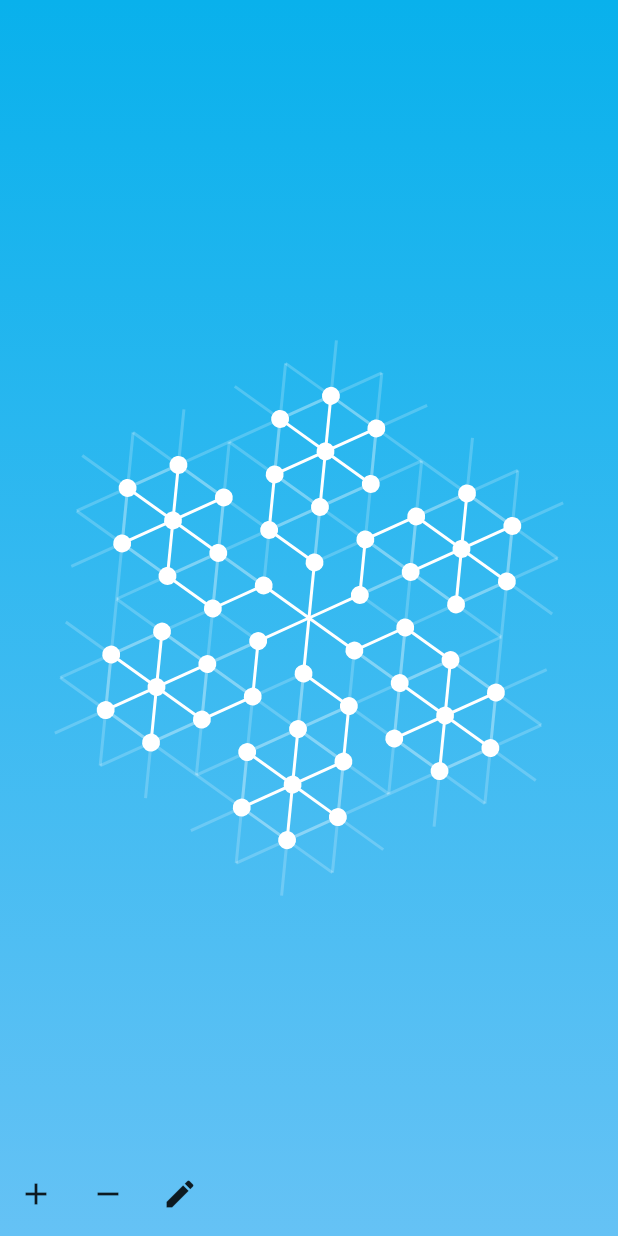
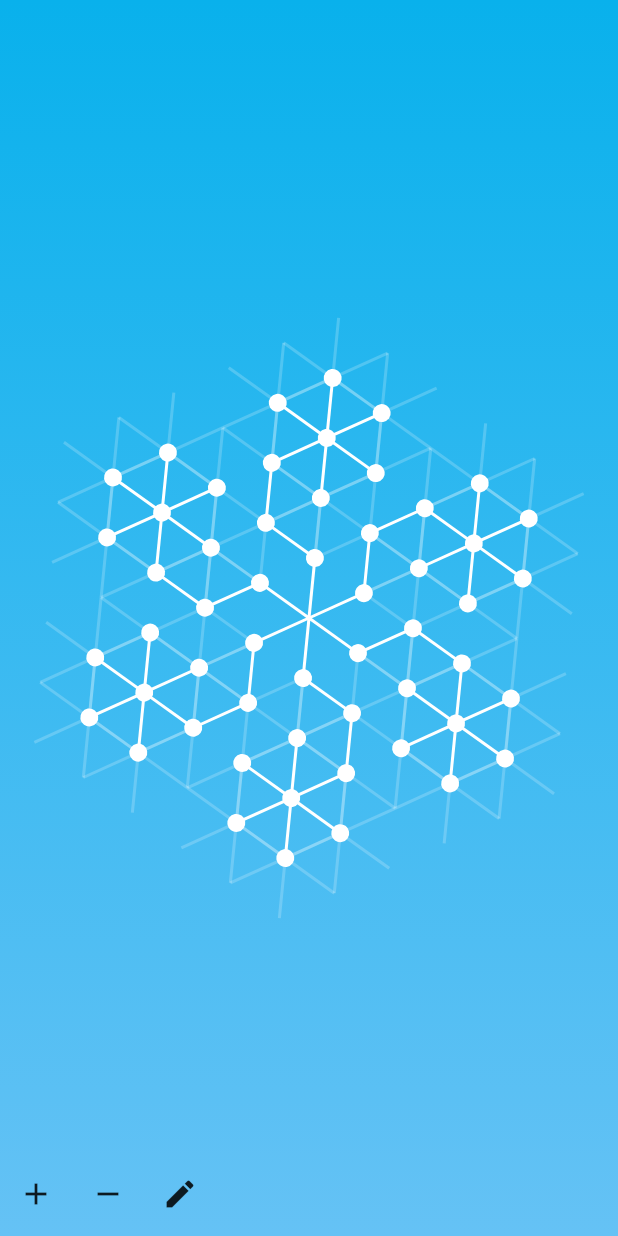
Before and after one commit to EddieShao/snowflake, a Flutter app: the screen it shows after launch, after a tap on the "edit" icon, on a phone screen of 412 x 824 dp. Run offline on Flutter 3.47's test engine with Material 2 defaults, Android fonts, the phone set to English and light mode, and no system bars.

Commit message:
separate rendering and refactor widgets

```diff
--- a/lib/components/bottom_app_bar.dart
+++ b/lib/components/bottom_app_bar.dart
@@ -1,9 +1,10 @@
 import 'package:flutter/material.dart';
 import 'package:snowflake/logic/snowflake.dart';
-import 'package:snowflake/theme.dart' as theme;
 
 class BottomAppBar extends StatelessWidget {
-    const BottomAppBar({super.key});
+    final ValueNotifier<bool> showNextSnowflakeEdges;
+
+    const BottomAppBar(this.showNextSnowflakeEdges, {super.key});
 
     @override
     Widget build(BuildContext context) {
@@ -28,7 +29,7 @@ class BottomAppBar extends StatelessWidget {
                     icon: const Icon(Icons.edit),
                     tooltip: "Show next available arms",
                     onPressed: () {
-                        sf.showNext = !sf.showNext;
+                        showNextSnowflakeEdges.value = !showNextSnowflakeEdges.value;
                     },
                 ),
             ],
--- a/lib/components/snowflake_widget.dart
+++ b/lib/components/snowflake_widget.dart
@@ -3,44 +3,16 @@ import 'dart:math' as math;
 import 'package:snowflake/theme.dart' as theme;
 import 'package:snowflake/logic/snowflake.dart';
 
-class SnowflakeWidget extends StatefulWidget {
-    const SnowflakeWidget({super.key});
+class SnowflakeWidget extends StatelessWidget {
+    final ValueNotifier<bool> showNextSnowflakeEdges;
+    final AnimationController spin;
 
-    @override
-    State<StatefulWidget> createState() => SnowflakeWidgetState();
-}
-
-class SnowflakeWidgetState extends State<SnowflakeWidget> with SingleTickerProviderStateMixin {
-    late final AnimationController spin = AnimationController(vsync: this, duration: const Duration(seconds: 60))..repeat();
-
-    @override
-    void initState() {
-        super.initState();
-        var sf = Snowflake();
-
-        // TODO: replace hard-coded stuff with DB access
-        sf.clear();
-        sf.add(0, 0, 0, 2, 0);
-        sf.add(0, 2, -1, 3, 0);
-        sf.add(-1, 3, -1, 5, 0);
-        sf.add(-1, 5, 0, 6, 0);
-        sf.add(0, 6, 1, 5, 0);
-        sf.add(0, 6, -1, 7, 0);
-        sf.add(0, 6, 1, 7, 0);
-        sf.add(0, 6, 0, 8, 0);
-        sf.add(0, 6, 0, 4, 0);
-        // for (int i = 4; i < 60; i++) {
-        //     sf.add(0, i * 2, 0, (i + 1) * 2, 0);
-        // }
-    }
-
-    @override
-    void dispose() {
-        super.dispose();
-    }
+    const SnowflakeWidget(this.showNextSnowflakeEdges, this.spin, {super.key});
 
     @override
     Widget build(BuildContext context) {
+        final canvasSize = MediaQuery.of(context).size;
+
         return InteractiveViewer(
             maxScale: 2,
             minScale: 1,
@@ -54,12 +26,11 @@ class SnowflakeWidgetState extends State<SnowflakeWidget> with SingleTickerProvi
                 },
                 child: Center(
                     child: Listener(
-                        onPointerUp: ((event) => Snowflake().onTap?.call(event)),
                         child: CustomPaint(
-                            painter: const _SnowflakePainter(),
-                            size: Size.square(MediaQuery.of(context).size.width - 40)
-                        ),
-                    )
+                            painter: _SnowflakePainter(showNextSnowflakeEdges),
+                            size: Size.square(math.min(canvasSize.width, canvasSize.height) - 10),
+                        )
+                    ),
                 ),
             ),
         );
@@ -67,32 +38,27 @@ class SnowflakeWidgetState extends State<SnowflakeWidget> with SingleTickerProvi
 }
 
 class _SnowflakePainter extends CustomPainter {
-    const _SnowflakePainter();
+    final ValueNotifier<bool> showNextSnowflakeEdges;
+
+    _SnowflakePainter(this.showNextSnowflakeEdges);
 
     @override
     void paint(Canvas canvas, Size size) {
-        final render = Snowflake().render(size);
-        canvas.drawSnowflake(render);
-        Snowflake().onTap = (event) {
-            // TODO: implement tapping stuff
-        };
+        canvas.drawSnowflake(Snowflake().renderCurrent(size));
+        if (showNextSnowflakeEdges.value) {
+            canvas.drawNextSnowflakeEdges(Snowflake().renderNext(size));
+        }
     }
 
     @override
-    bool shouldRepaint(covariant CustomPainter oldDelegate) {
-        return false;
-    }
+    bool shouldRepaint(covariant _SnowflakePainter oldDelegate) =>
+        showNextSnowflakeEdges.value != oldDelegate.showNextSnowflakeEdges.value;
 }
 
 extension SnowflakeDrawer on Canvas {
     void drawSnowflake(Render render) {
         Paint edgePaint = Paint()
             ..color = theme.white
-            ..strokeWidth = 2
-            ..style = PaintingStyle.stroke;
-
-        Paint nextEdgePaint = Paint()
-            ..color = theme.white.withOpacity(0.2)
             ..strokeWidth = 2
             ..style = PaintingStyle.stroke;
 
@@ -109,16 +75,23 @@ extension SnowflakeDrawer on Canvas {
             );
         }
 
-        for (final edge in render.nextEdges) {
-            drawLine(
-                Offset(edge.first.x, edge.first.y),
-                Offset(edge.second.x, edge.second.y),
-                nextEdgePaint
-            );
-        }
-
         for (var node in render.nodes) {
             drawCircle(Offset(node.x, node.y), 6, nodePaint);
         }
     }
+
+    void drawNextSnowflakeEdges(Render render) {
+        final paint = Paint()
+            ..color = theme.white.withOpacity(0.2)
+            ..strokeWidth = 2
+            ..style = PaintingStyle.stroke;
+
+        for (final edge in render.edges) {
+            drawLine(
+                Offset(edge.first.x, edge.first.y),
+                Offset(edge.second.x, edge.second.y),
+                paint
+            );
+        }
+    }
 }
--- a/lib/logic/snowflake.dart
+++ b/lib/logic/snowflake.dart
@@ -13,38 +13,17 @@ class Snowflake {
     Snowflake._internal();
 
     final Graph<int> _arm = Graph(0);
-    bool showNext = false;
-
-    void Function(PointerEvent event)? onTap;
 
     /// Return geometry data of the current snowflake. The render fits inside a canvas with the
     /// given [size].
-    ///
-    /// If [showNext] is true, the next available edges of the snowflake will be rendered as well.
-    Render render(Size size) {
-        int depth = showNext ? _arm.depth() + 2 : _arm.depth();
-
-        // edge length s.t. we can fit [depth] of them in a line on the canvas.
-        double edgeLength = size.width / (depth % 2 == 0 ? depth : depth + 1);
-        // 30 degrees
-        double offsetAngle = math.pi / 6;
-
-        // convert graph coordinates to screen coordinates
-        Coordinate toScreen(Point point) {
-            double hypotenuse = (point.y - point.x) / 2 * edgeLength;
-            return Coordinate(
-                hypotenuse * math.cos(offsetAngle),
-                hypotenuse * math.sin(offsetAngle) + point.x * edgeLength
-            );
-        }
-
+    Render renderCurrent(Size size) {
         List<Coordinate> armNodes = []; // nodes for 1 arm of the snowflake
         List<Pair<Coordinate, Coordinate>> armEdges = []; // edges for 1 arm of the snowflake
 
         // create blueprint for 1 arm of the snowflake
         _arm.state().forEach((node, connections) {
             // render this node; don't render the root
-            Coordinate from = toScreen(node.point);
+            Coordinate from = _toScreen(node.point, size.width);
             if (node.point.x != 0 || node.point.y != 0) {
                 armNodes.add(from);
             }
@@ -56,13 +35,13 @@ class Snowflake {
 
             // render edge to each non-null child
             if (lchild != null) {
-                armEdges.add(Pair(from, toScreen(lchild)));
+                armEdges.add(Pair(from, _toScreen(lchild, size.width)));
             }
             if (cchild != null) {
-                armEdges.add(Pair(from, toScreen(cchild)));
+                armEdges.add(Pair(from, _toScreen(cchild, size.width)));
             }
             if (rchild != null) {
-                armEdges.add(Pair(from, toScreen(rchild)));
+                armEdges.add(Pair(from, _toScreen(rchild, size.width)));
             }
         });
 
@@ -87,9 +66,14 @@ class Snowflake {
             }
         }
 
+        return Render(nodes, edges);
+    }
+
+    /// Return geometry data of all possible next edges in this snowflake. The render fits inside a
+    /// canvas with the given [size].
+    Render renderNext(Size size) {
         final List<Pair<Coordinate, Coordinate>> nextEdges = [];
-        if (showNext) {
-            final armNextEdges = _arm.next().map((edge) => Pair(toScreen(edge.first), toScreen(edge.second)));
+        final armNextEdges = _arm.next().map((edge) => Pair(_toScreen(edge.first, size.width), _toScreen(edge.second, size.width)));
 
         for (int i = 0; i < 6; i++) {
             double angle = i * math.pi / 3;
@@ -103,9 +87,8 @@ class Snowflake {
                 );
             }
         }
-        }
 
-        return Render(nodes, edges, nextEdges);
+        return Render([], nextEdges);
     }
 
     bool add(int x1, int y1, int x2, int y2, int value) =>
@@ -118,14 +101,29 @@ class Snowflake {
         _arm.remove(Pair(Point(x1, y1), Point(x2, y2)));
 
     void clear() => _arm.clear();
+
+    Coordinate _toScreen(Point point, double canvasLength) {
+        int depth = _arm.depth() + 2;
+
+        // edge length s.t. we can fit [depth] of them in a line on the canvas.
+        double edgeLength = canvasLength / (depth % 2 == 0 ? depth : depth + 1);
+        // 30 degrees
+        double offsetAngle = math.pi / 6;
+
+        // convert graph coordinates to screen coordinates
+        double hypotenuse = (point.y - point.x) / 2 * edgeLength;
+        return Coordinate(
+            hypotenuse * math.cos(offsetAngle),
+            hypotenuse * math.sin(offsetAngle) + point.x * edgeLength
+        );
+    }
 }
 
 class Render {
     final List<Coordinate> nodes;
     final List<Pair<Coordinate, Coordinate>> edges;
-    final List<Pair<Coordinate, Coordinate>> nextEdges;
 
-    const Render(this.nodes, this.edges, this.nextEdges);
+    const Render(this.nodes, this.edges);
 }
 
 class Coordinate {
--- a/lib/main.dart
+++ b/lib/main.dart
@@ -2,6 +2,7 @@ import 'package:flutter/material.dart';
 import 'components/snowflake_widget.dart';
 import 'components/bottom_app_bar.dart' as bottom_app_bar;
 import 'package:snowflake/theme.dart' as theme;
+import 'package:snowflake/logic/snowflake.dart';
 
 const double appBarHeight = 56;
 
@@ -12,7 +13,6 @@ void main() {
 class MyApp extends StatelessWidget {
     const MyApp({super.key});
 
-    // This widget is the root of your application.
     @override
     Widget build(BuildContext context) {
         return MaterialApp(
@@ -29,8 +29,35 @@ class MyApp extends StatelessWidget {
     }
 }
 
-class MainPage extends StatelessWidget {
+class MainPage extends StatefulWidget {
     const MainPage({super.key});
+
+    @override
+    State<StatefulWidget> createState() => MainPageState();
+}
+
+class MainPageState extends State<MainPage> with SingleTickerProviderStateMixin {
+    late final AnimationController spin = AnimationController(vsync: this, duration: const Duration(seconds: 60))..repeat();
+
+    final showNextSnowflakeEdges = ValueNotifier(false);
+
+    @override
+    void initState() {
+        super.initState();
+
+        // TODO: replace hard-coded stuff with DB access
+        Snowflake()
+            ..clear()
+            ..add(0, 0, 0, 2, 0)
+            ..add(0, 2, -1, 3, 0)
+            ..add(-1, 3, -1, 5, 0)
+            ..add(-1, 5, 0, 6, 0)
+            ..add(0, 6, 1, 5, 0)
+            ..add(0, 6, -1, 7, 0)
+            ..add(0, 6, 1, 7, 0)
+            ..add(0, 6, 0, 8, 0)
+            ..add(0, 6, 0, 4, 0);
+    }
 
     @override
     Widget build(BuildContext context) {
@@ -39,23 +66,28 @@ class MainPage extends StatelessWidget {
             width: size.width,
             height: size.height,
             decoration: theme.getBackground(),
-            child: Stack(
+            child: ValueListenableBuilder<bool>(
+                valueListenable: showNextSnowflakeEdges,
+                builder: (context, value, child) {
+                    return Stack(
                         children: [
                             SizedBox(
                                 width: size.width,
                                 height: size.height,
-                        child: const SnowflakeWidget(),
+                                child: SnowflakeWidget(showNextSnowflakeEdges, spin),
                             ),
                             Positioned(
                                 bottom: 0,
                                 child: SizedBox(
                                     width: size.width,
                                     height: appBarHeight,
-                            child: const bottom_app_bar.BottomAppBar(),
+                                    child: bottom_app_bar.BottomAppBar(showNextSnowflakeEdges),
                                 ),
                             )
                         ],
-            ),
+                    );
+                },
+            )
         );
     }
 }
```
Lines whose indentation alone changed are shown as unchanged.
